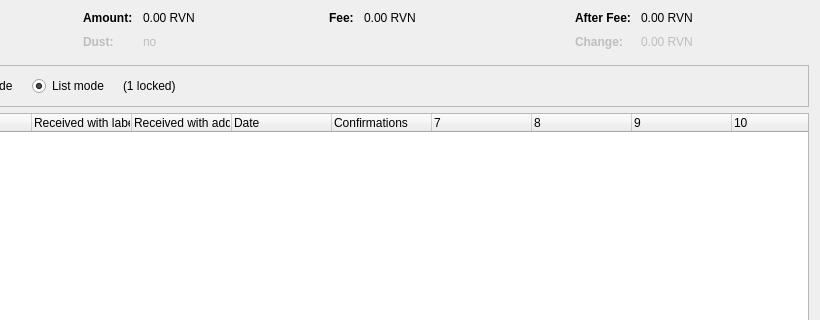
First picture: the form in src/qt/forms/coincontroldialog.ui, repository morrigan-ai/MRG, before the edit; both pictures show x 180 to 1000 and y 0 to 320 of the 1000 by 500 pixel window.
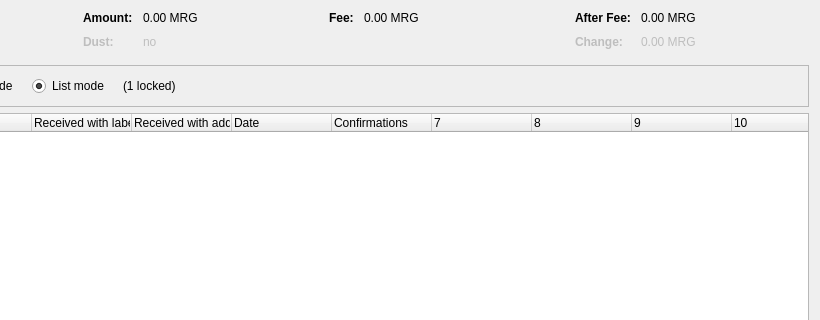
Second picture: the form after the edit. Custom widgets are drawn as their Qt base class.

```diff
--- a/src/qt/forms/coincontroldialog.ui
+++ b/src/qt/forms/coincontroldialog.ui
@@ -132,7 +132,7 @@
           <enum>Qt::ActionsContextMenu</enum>
          </property>
          <property name="text">
-          <string notr="true">0.00 RVN</string>
+          <string notr="true">0.00 MRG</string>
          </property>
          <property name="textInteractionFlags">
           <set>Qt::LinksAccessibleByMouse|Qt::TextSelectableByKeyboard|Qt::TextSelectableByMouse</set>
@@ -212,7 +212,7 @@
           <enum>Qt::ActionsContextMenu</enum>
          </property>
          <property name="text">
-          <string notr="true">0.00 RVN</string>
+          <string notr="true">0.00 MRG</string>
          </property>
          <property name="textInteractionFlags">
           <set>Qt::LinksAccessibleByMouse|Qt::TextSelectableByKeyboard|Qt::TextSelectableByMouse</set>
@@ -257,7 +257,7 @@
           <enum>Qt::ActionsContextMenu</enum>
          </property>
          <property name="text">
-          <string notr="true">0.00 RVN</string>
+          <string notr="true">0.00 MRG</string>
          </property>
          <property name="textInteractionFlags">
           <set>Qt::LinksAccessibleByMouse|Qt::TextSelectableByKeyboard|Qt::TextSelectableByMouse</set>
@@ -292,7 +292,7 @@
           <enum>Qt::ActionsContextMenu</enum>
          </property>
          <property name="text">
-          <string notr="true">0.00 RVN</string>
+          <string notr="true">0.00 MRG</string>
          </property>
          <property name="textInteractionFlags">
           <set>Qt::LinksAccessibleByMouse|Qt::TextSelectableByKeyboard|Qt::TextSelectableByMouse</set>
```
